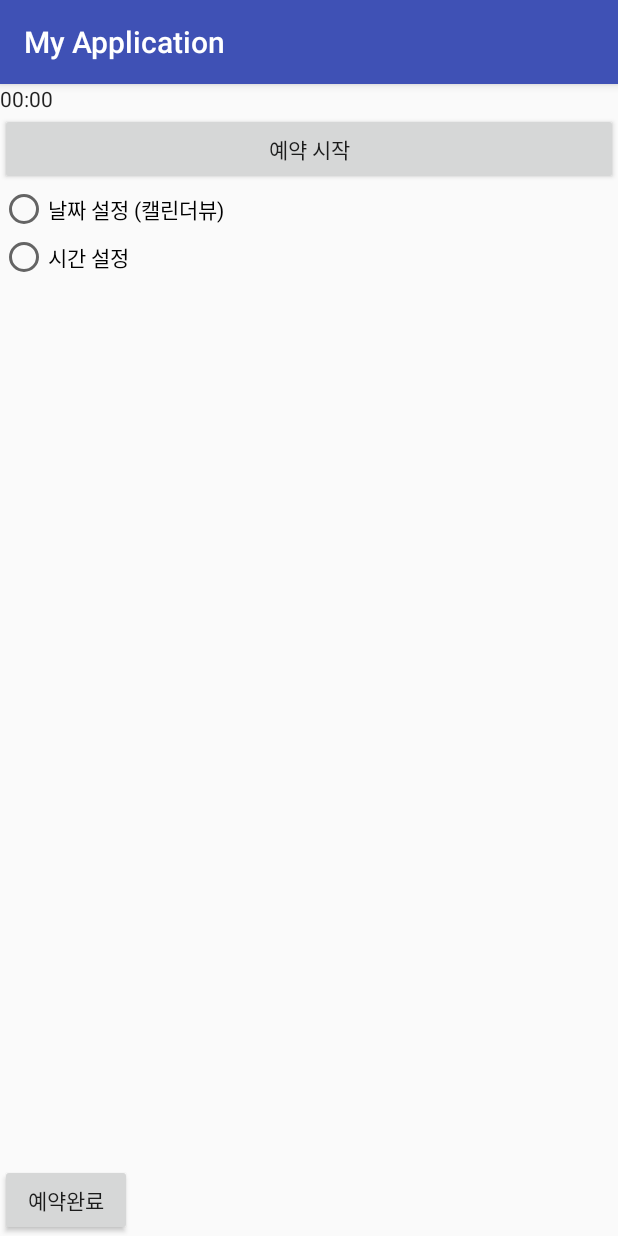
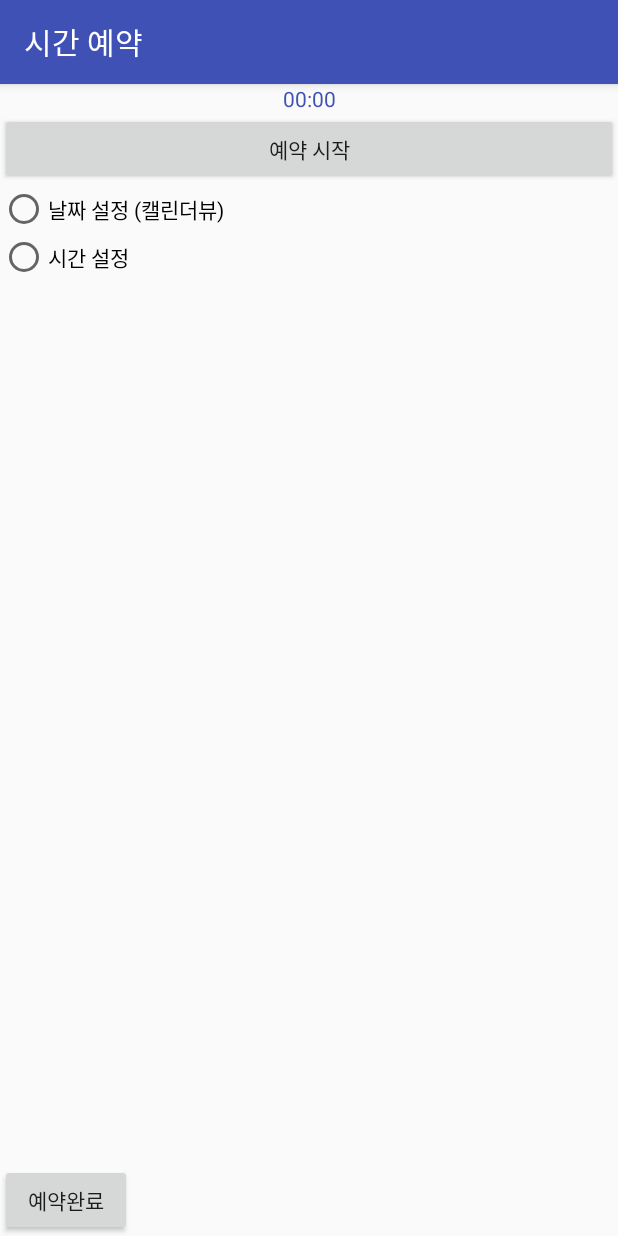
Before and after one commit to malsung12/Chronometer, an Android app: the screen it shows after launch (MainActivity), on a phone screen of 412 x 824 dp. Run offline under Robolectric (Android 15) with nearby library versions, the phone set to English and light mode, and no system bars.

Commit message:
커밋3 보류......

```diff
--- a/app/src/main/java/com/example/a403/myapplication/MainActivity.java
+++ b/app/src/main/java/com/example/a403/myapplication/MainActivity.java
@@ -1,13 +1,78 @@
 package com.example.a403.myapplication;
 
+import android.graphics.Color;
+import android.os.SystemClock;
 import android.support.v7.app.AppCompatActivity;
 import android.os.Bundle;
+import android.view.View;
+import android.widget.Button;
+import android.widget.CalendarView;
+import android.widget.Chronometer;
+import android.widget.FrameLayout;
+import android.widget.RadioButton;
+import android.widget.RadioGroup;
+import android.widget.TextView;
+import android.widget.TimePicker;
+
+import org.w3c.dom.Text;
+
+import static android.R.attr.button;
+import static com.example.a403.myapplication.R.id.calendarView5;
+import static com.example.a403.myapplication.R.id.chronometer3;
+import static com.example.a403.myapplication.R.id.radioButton3;
+import static com.example.a403.myapplication.R.id.radioButton4;
+import static com.example.a403.myapplication.R.id.text;
+import static com.example.a403.myapplication.R.id.textView;
+import static com.example.a403.myapplication.R.id.timePicker4;
 
 public class MainActivity extends AppCompatActivity {
+
+    Chronometer chronometer3;
+    Button button2, button3;
+    RadioButton radioButton3,radioButton4;
+    TimePicker timePicker4;
+    CalendarView calendarView5;
+    TextView textView;
+    RadioGroup rg;
+    FrameLayout frame;
 
     @Override
     protected void onCreate(Bundle savedInstanceState) {
         super.onCreate(savedInstanceState);
         setContentView(R.layout.activity_main);
+        setTitle("시간 예약");
+
+        frame = (FrameLayout) findViewById(R.id.frame);
+        rg = (RadioGroup) findViewById(R.id.rg);
+        chronometer3 = (Chronometer) findViewById(R.id.chronometer3);
+        button2 = (Button) findViewById(R.id.button2);
+        button3 = (Button) findViewById(R.id.button3);
+        radioButton3 = (RadioButton) findViewById(R.id.radioButton3);
+        radioButton4 = (RadioButton) findViewById(R.id.radioButton4);
+        timePicker4 = (TimePicker) findViewById(R.id.timePicker4);
+        calendarView5 = (CalendarView) findViewById(R.id.calendarView5);
+        textView = (TextView) findViewById(R.id.textView);
+
+        button2.setOnClickListener(new View.OnClickListener() {
+            @Override
+            public void onClick(View v) {
+                chronometer3.setBase(SystemClock.elapsedRealtime());
+                chronometer3.start();
+                chronometer3.setTextColor(0xFF0000ff);
+            }
+        });
+
+        rg.setOnCheckedChangeListener(new RadioGroup.OnCheckedChangeListener() {
+            @Override
+            public void onCheckedChanged(RadioGroup group, int checkedId) {
+                if(checkedId == R.id.radioButton3) {
+                    calendarView5.setVisibility(View.VISIBLE);
+                }
+                if(checkedId == R.id.radioButton4) {
+                    timePicker4.setVisibility(View.VISIBLE);
+                }
+            }
+        });
+
     }
 }
--- a/app/src/main/res/layout/activity_main.xml
+++ b/app/src/main/res/layout/activity_main.xml
@@ -13,7 +13,9 @@
         android:text="예약에 걸린 시간"
         android:layout_width="match_parent"
         android:layout_height="wrap_content"
-        android:id="@+id/chronometer3" />
+        android:gravity="center"
+        android:id="@+id/chronometer3"
+        android:textColor="@color/colorPrimary" />
 
     <Button
         android:text="예약 시작"
@@ -22,6 +24,7 @@
         android:id="@+id/button2" />
 
     <RadioGroup
+        android:id="@+id/rg"
         android:layout_width="match_parent"
         android:layout_height="wrap_content" >
 
@@ -41,17 +44,19 @@
     </RadioGroup>
 
     <FrameLayout
-        android:visibility="invisible"
+        android:id="@+id/frame"
         android:layout_weight="1"
         android:layout_width="match_parent"
         android:layout_height="match_parent">
 
         <TimePicker
+            android:visibility="invisible"
             android:layout_width="wrap_content"
             android:layout_height="wrap_content"
             android:id="@+id/timePicker4" />
 
         <CalendarView
+            android:visibility="invisible"
             android:layout_width="wrap_content"
             android:layout_height="wrap_content"
             android:id="@+id/calendarView5" />
--- a/app/src/main/res/values/colors.xml
+++ b/app/src/main/res/values/colors.xml
@@ -1,6 +1,6 @@
 <?xml version="1.0" encoding="utf-8"?>
 <resources>
-    <color name="colorPrimary">#3F51B5</color>
+    <color name="colorPrimary">#3f51b5</color>
     <color name="colorPrimaryDark">#303F9F</color>
     <color name="colorAccent">#FF4081</color>
 </resources>
```
